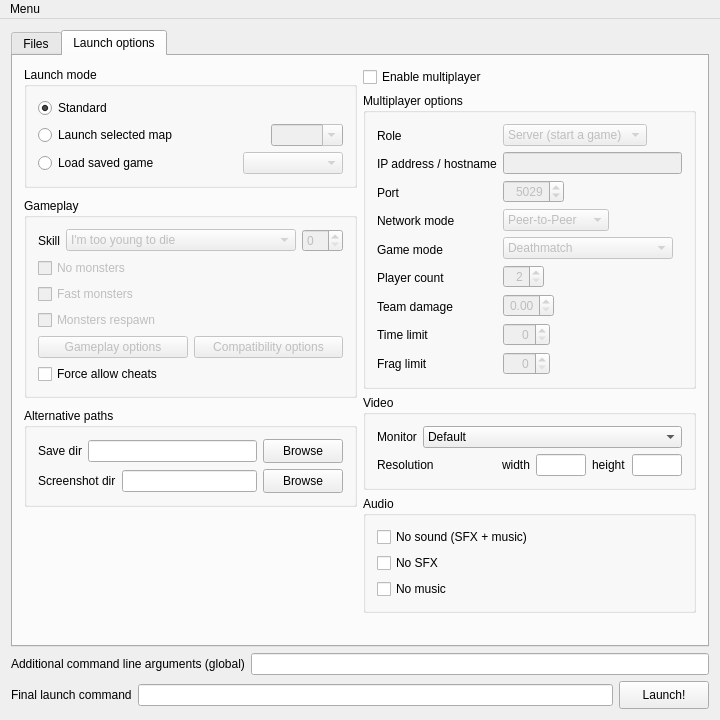
Old version of the form Forms/MainWindow.ui in the repository Youda008/DoomRunner.
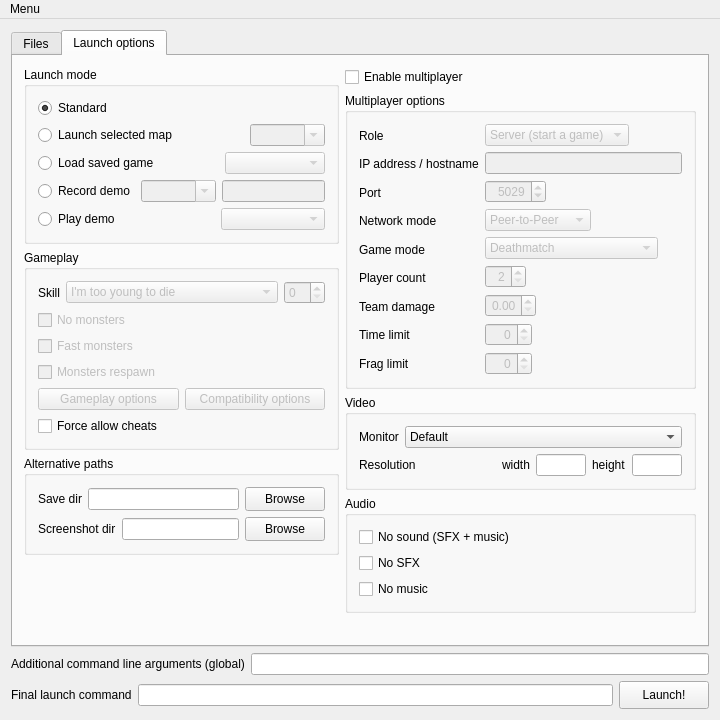
New version of the form. The open tabs and pages were chosen to show the change. Icons and pictures are not drawn. Custom widgets are drawn as their Qt base class.

Commit message: recording/replaying demos

```diff
--- a/Forms/MainWindow.ui
+++ b/Forms/MainWindow.ui
@@ -512,12 +512,9 @@
        <attribute name="title">
         <string>Launch options</string>
        </attribute>
-       <layout class="QHBoxLayout" name="horizontalLayout_5" stretch="10,10">
+       <layout class="QHBoxLayout" name="horizontalLayout_5">
         <item>
          <layout class="QVBoxLayout" name="verticalLayout_8">
-          <property name="spacing">
-           <number>10</number>
-          </property>
           <item>
            <widget class="QGroupBox" name="launchModeGrpBox">
             <property name="title">
@@ -568,6 +565,18 @@
                  <property name="enabled">
                   <bool>false</bool>
                  </property>
+                 <property name="sizePolicy">
+                  <sizepolicy hsizetype="Fixed" vsizetype="Fixed">
+                   <horstretch>0</horstretch>
+                   <verstretch>0</verstretch>
+                  </sizepolicy>
+                 </property>
+                 <property name="minimumSize">
+                  <size>
+                   <width>75</width>
+                   <height>0</height>
+                  </size>
+                 </property>
                  <property name="editable">
                   <bool>true</bool>
                  </property>
@@ -589,9 +598,12 @@
                  <property name="orientation">
                   <enum>Qt::Horizontal</enum>
                  </property>
+                 <property name="sizeType">
+                  <enum>QSizePolicy::Fixed</enum>
+                 </property>
                  <property name="sizeHint" stdset="0">
                   <size>
-                   <width>40</width>
+                   <width>60</width>
                    <height>20</height>
                   </size>
                  </property>
@@ -603,7 +615,7 @@
                   <bool>false</bool>
                  </property>
                  <property name="sizePolicy">
-                  <sizepolicy hsizetype="Preferred" vsizetype="Fixed">
+                  <sizepolicy hsizetype="MinimumExpanding" vsizetype="Fixed">
                    <horstretch>0</horstretch>
                    <verstretch>0</verstretch>
                   </sizepolicy>
@@ -621,6 +633,104 @@
                </item>
               </layout>
              </item>
+             <item>
+              <layout class="QHBoxLayout" name="horizontalLayout_29">
+               <item>
+                <widget class="QRadioButton" name="launchMode_recordDemo">
+                 <property name="text">
+                  <string>Record demo</string>
+                 </property>
+                </widget>
+               </item>
+               <item>
+                <widget class="QComboBox" name="mapCmbBox_demo">
+                 <property name="enabled">
+                  <bool>false</bool>
+                 </property>
+                 <property name="sizePolicy">
+                  <sizepolicy hsizetype="Fixed" vsizetype="Fixed">
+                   <horstretch>0</horstretch>
+                   <verstretch>0</verstretch>
+                  </sizepolicy>
+                 </property>
+                 <property name="minimumSize">
+                  <size>
+                   <width>75</width>
+                   <height>0</height>
+                  </size>
+                 </property>
+                 <property name="editable">
+                  <bool>true</bool>
+                 </property>
+                </widget>
+               </item>
+               <item>
+                <widget class="QLineEdit" name="demoFileLine_record">
+                 <property name="enabled">
+                  <bool>false</bool>
+                 </property>
+                 <property name="sizePolicy">
+                  <sizepolicy hsizetype="MinimumExpanding" vsizetype="Fixed">
+                   <horstretch>0</horstretch>
+                   <verstretch>0</verstretch>
+                  </sizepolicy>
+                 </property>
+                 <property name="minimumSize">
+                  <size>
+                   <width>100</width>
+                   <height>0</height>
+                  </size>
+                 </property>
+                </widget>
+               </item>
+              </layout>
+             </item>
+             <item>
+              <layout class="QHBoxLayout" name="horizontalLayout_30">
+               <item>
+                <widget class="QRadioButton" name="launchMode_replayDemo">
+                 <property name="text">
+                  <string>Play demo</string>
+                 </property>
+                </widget>
+               </item>
+               <item>
+                <spacer name="horizontalSpacer_13">
+                 <property name="orientation">
+                  <enum>Qt::Horizontal</enum>
+                 </property>
+                 <property name="sizeType">
+                  <enum>QSizePolicy::Fixed</enum>
+                 </property>
+                 <property name="sizeHint" stdset="0">
+                  <size>
+                   <width>95</width>
+                   <height>20</height>
+                  </size>
+                 </property>
+                </spacer>
+               </item>
+               <item>
+                <widget class="QComboBox" name="demoFileCmbBox_replay">
+                 <property name="enabled">
+                  <bool>false</bool>
+                 </property>
+                 <property name="sizePolicy">
+                  <sizepolicy hsizetype="MinimumExpanding" vsizetype="Fixed">
+                   <horstretch>0</horstretch>
+                   <verstretch>0</verstretch>
+                  </sizepolicy>
+                 </property>
+                 <property name="minimumSize">
+                  <size>
+                   <width>100</width>
+                   <height>0</height>
+                  </size>
+                 </property>
+                </widget>
+               </item>
+              </layout>
+             </item>
             </layout>
            </widget>
           </item>
```
The commit also changes 9 other files.
